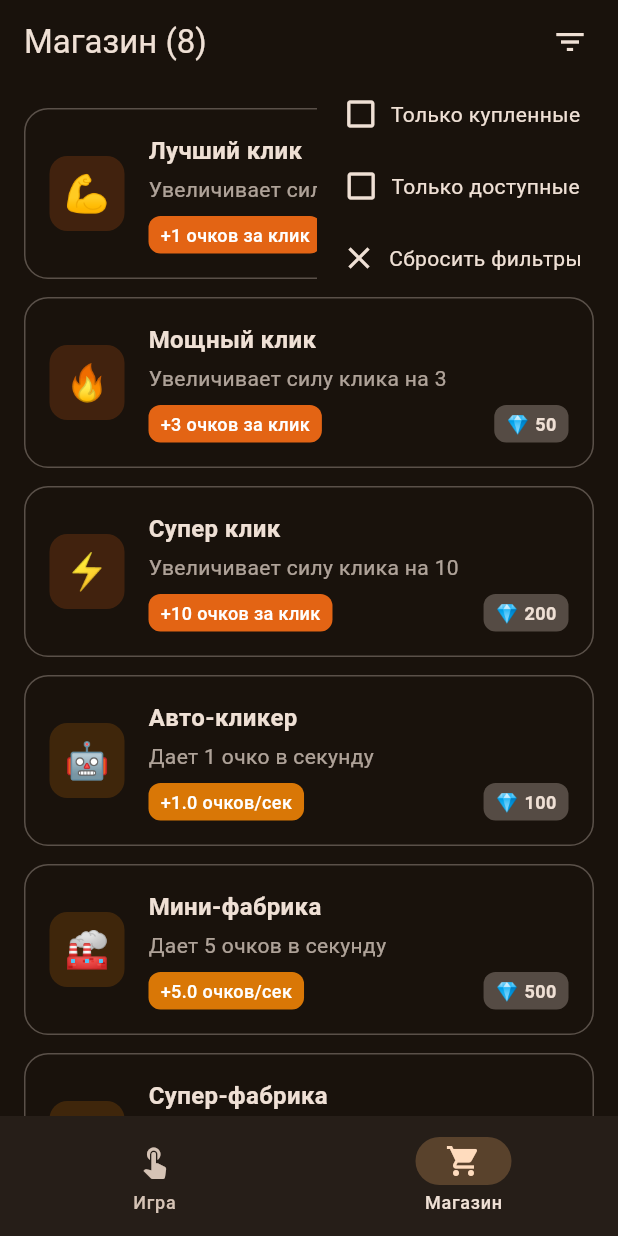
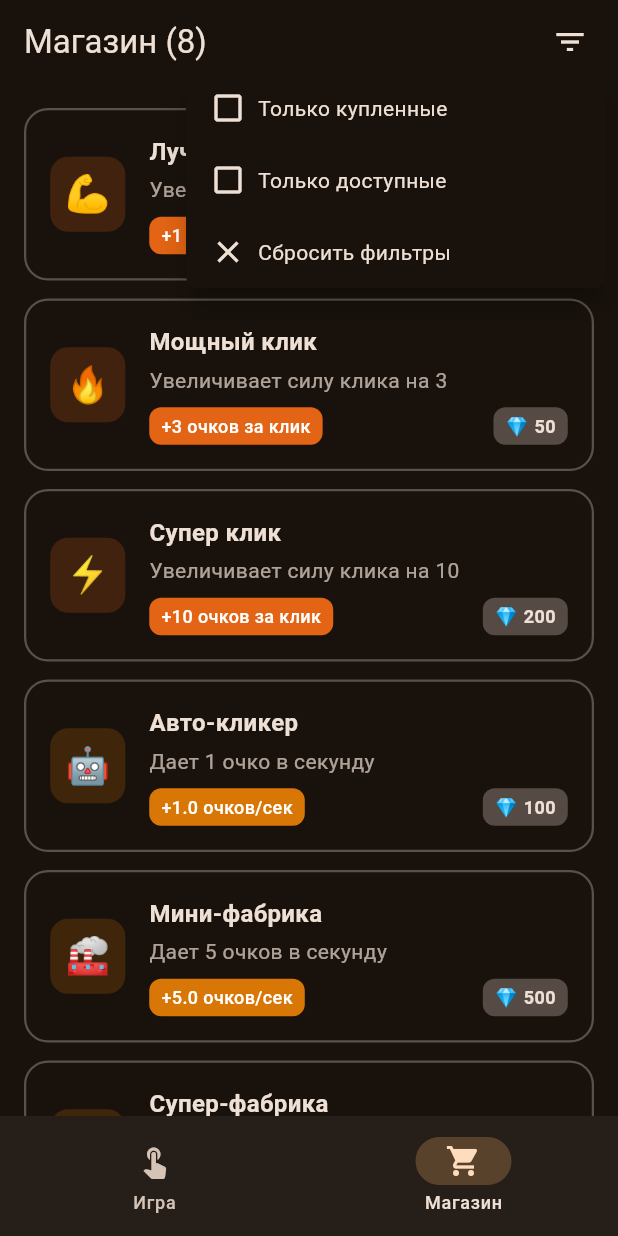
Before and after one commit to alexup71rus/hamster-clicker-flutter, a Flutter app: the screen it shows after launch, item 2 of the bottom bar chosen, after a tap on the "filter list" icon, on a phone screen of 412 x 824 dp. Run offline on Flutter 3.47's test engine with Material 3 defaults, Android fonts, the phone set to English and light mode, and no system bars.

Commit message:
update ux

```diff
--- a/lib/screens/game_screen.dart
+++ b/lib/screens/game_screen.dart
@@ -70,47 +70,69 @@ class _GameScreenState extends State<GameScreen> with TickerProviderStateMixin {
                 child: Container(color: Colors.black.withOpacity(0.3)),
               ),
               SafeArea(
-                child: Padding(
-                  padding: const EdgeInsets.symmetric(
-                    horizontal: 16.0,
+                child: LayoutBuilder(
+                  builder: (context, constraints) {
+                    final isSmallScreen = constraints.maxWidth < 600;
+                    return Padding(
+                      padding: EdgeInsets.symmetric(
+                        horizontal: isSmallScreen ? 8.0 : 16.0,
                         vertical: 8.0,
                       ),
                       child: Row(
                         mainAxisAlignment: MainAxisAlignment.spaceEvenly,
                         children: [
                           // Общие очки
-                      _buildStatCard(
+                          Flexible(
+                            child: _buildStatCard(
                               icon: '💎',
                               label: 'Очки',
                               value: _formatNumber(widget.gameState.points),
+                              isSmallScreen: isSmallScreen,
                             ),
+                          ),
+                          SizedBox(width: isSmallScreen ? 4 : 8),
                           // Очки в секунду
-                      _buildStatCard(
+                          Flexible(
+                            child: _buildStatCard(
                               icon: '⚡',
                               label: 'в сек',
-                        value: widget.gameState.pointsPerSecond.toStringAsFixed(
-                          1,
+                              value: widget.gameState.pointsPerSecond
+                                  .toStringAsFixed(1),
+                              isSmallScreen: isSmallScreen,
                             ),
                           ),
+                          SizedBox(width: isSmallScreen ? 4 : 8),
                           // Очки за клик
-                      _buildStatCard(
+                          Flexible(
+                            child: _buildStatCard(
                               icon: '👆',
                               label: 'за клик',
                               value: widget.gameState.pointsPerClick.toString(),
+                              isSmallScreen: isSmallScreen,
+                            ),
                           ),
                         ],
                       ),
+                    );
+                  },
                 ),
               ),
               Column(
                 children: [
+                  const SizedBox(height: 140),
                   Padding(
-                    padding: const EdgeInsets.all(80.0),
+                    padding: const EdgeInsets.symmetric(horizontal: 24.0),
                     child: _buildProgressToNextUpgrade(),
                   ),
+                  const SizedBox(height: 20),
                   Expanded(
-                    flex: 3,
-                    child: Center(
+                    child: LayoutBuilder(
+                      builder: (context, constraints) {
+                        // Адаптивный размер кнопки в зависимости от размера экрана
+                        final maxSize = constraints.maxWidth * 0.8;
+                        final buttonSize = maxSize.clamp(200.0, 350.0);
+
+                        return Center(
                           child: ScaleTransition(
                             scale: _clickAnimation,
                             child: GestureDetector(
@@ -118,8 +140,8 @@ class _GameScreenState extends State<GameScreen> with TickerProviderStateMixin {
                               child: ClipOval(
                                 clipBehavior: Clip.antiAlias,
                                 child: SizedBox(
-                              width: 350,
-                              height: 350,
+                                  width: buttonSize,
+                                  height: buttonSize,
                                   child: Image.asset(
                                     'assets/images/main_screen/hamster_1.png',
                                     fit: BoxFit.cover,
@@ -129,6 +151,8 @@ class _GameScreenState extends State<GameScreen> with TickerProviderStateMixin {
                               ),
                             ),
                           ),
+                        );
+                      },
                     ),
                   ),
                 ],
@@ -144,13 +168,17 @@ class _GameScreenState extends State<GameScreen> with TickerProviderStateMixin {
     required String icon,
     required String label,
     required String value,
+    bool isSmallScreen = false,
   }) {
     return ClipRRect(
       borderRadius: BorderRadius.circular(12),
       child: BackdropFilter(
         filter: ImageFilter.blur(sigmaX: 5, sigmaY: 5),
         child: Container(
-          padding: const EdgeInsets.symmetric(horizontal: 12, vertical: 8),
+          padding: EdgeInsets.symmetric(
+            horizontal: isSmallScreen ? 8 : 12,
+            vertical: isSmallScreen ? 6 : 8,
+          ),
           decoration: BoxDecoration(
             color: Colors.black.withOpacity(0.2),
             borderRadius: BorderRadius.circular(12),
@@ -161,22 +189,32 @@ class _GameScreenState extends State<GameScreen> with TickerProviderStateMixin {
               Row(
                 mainAxisSize: MainAxisSize.min,
                 children: [
-                  Text(icon, style: const TextStyle(fontSize: 16)),
-                  const SizedBox(width: 4),
                   Text(
+                    icon,
+                    style: TextStyle(fontSize: isSmallScreen ? 14 : 16),
+                  ),
+                  SizedBox(width: isSmallScreen ? 2 : 4),
+                  Flexible(
+                    child: Text(
                       label,
-                    style: const TextStyle(color: Colors.white70, fontSize: 12),
+                      style: TextStyle(
+                        color: Colors.white70,
+                        fontSize: isSmallScreen ? 10 : 12,
+                      ),
+                      overflow: TextOverflow.ellipsis,
+                    ),
                   ),
                 ],
               ),
               const SizedBox(height: 2),
               Text(
                 value,
-                style: const TextStyle(
+                style: TextStyle(
                   color: Colors.white,
-                  fontSize: 14,
+                  fontSize: isSmallScreen ? 12 : 14,
                   fontWeight: FontWeight.bold,
                 ),
+                overflow: TextOverflow.ellipsis,
               ),
             ],
           ),
--- a/lib/screens/shop_screen.dart
+++ b/lib/screens/shop_screen.dart
@@ -28,11 +28,10 @@ class ShopScreen extends StatelessWidget {
               ),
             ),
             actions: [
-              // Кнопка фильтров с отступом справа
               Padding(
                 padding: const EdgeInsets.only(right: 8.0),
                 child: Builder(
-                  builder: (context) {
+                  builder: (buttonContext) {
                     return IconButton(
                       icon: Icon(
                         Icons.filter_list,
@@ -40,35 +39,50 @@ class ShopScreen extends StatelessWidget {
                       ),
                       onPressed: () async {
                         final RenderBox button =
-                            context.findRenderObject() as RenderBox;
+                            buttonContext.findRenderObject() as RenderBox;
                         final RenderBox overlay =
-                            Overlay.of(context).context.findRenderObject()
+                            Overlay.of(buttonContext).context.findRenderObject()
                                 as RenderBox;
                         final Offset position = button.localToGlobal(
                           Offset.zero,
                           ancestor: overlay,
                         );
 
-                        await showDialog(
-                          context: context,
+                        await showGeneralDialog(
+                          barrierDismissible: true,
+                          barrierLabel: 'filters',
                           barrierColor: Colors.transparent,
-                          builder: (context) {
+                          transitionDuration: Duration.zero,
+                          context: buttonContext,
+                          pageBuilder: (dialogContext, _, __) {
+                            final size = overlay.size;
+                            final double right =
+                                size.width -
+                                position.dx -
+                                button.size.width -
+                                8;
+                            final double top =
+                                position.dy + button.size.height - 4;
+
                             return Stack(
                               children: [
                                 Positioned(
-                                  right:
-                                      MediaQuery.of(context).size.width -
-                                      position.dx -
-                                      button.size.width,
-                                  top: position.dy + button.size.height,
-                                  child: ListenableBuilder(
-                                    listenable: gameState,
-                                    builder: (context, child) => Material(
+                                  right: right < 8 ? 8 : right,
+                                  top: top,
+                                  child: Material(
                                     color: Theme.of(
                                       context,
                                     ).colorScheme.surface,
                                     borderRadius: BorderRadius.circular(8),
-                                      child: Column(
+                                    elevation: 8,
+                                    child: ConstrainedBox(
+                                      constraints: const BoxConstraints(
+                                        maxWidth: 280,
+                                        minWidth: 200,
+                                      ),
+                                      child: ListenableBuilder(
+                                        listenable: gameState,
+                                        builder: (context, child) => Column(
                                           mainAxisSize: MainAxisSize.min,
                                           children: [
                                             _buildFilterMenuItem(
@@ -76,9 +90,11 @@ class ShopScreen extends StatelessWidget {
                                               label: 'Только купленные',
                                               icon: gameState.showOnlyPurchased
                                                   ? Icons.check_box
-                                                : Icons.check_box_outline_blank,
+                                                  : Icons
+                                                        .check_box_outline_blank,
                                               onTap: () {
-                                              gameState.togglePurchasedFilter();
+                                                gameState
+                                                    .togglePurchasedFilter();
                                               },
                                             ),
                                             _buildFilterMenuItem(
@@ -86,7 +102,8 @@ class ShopScreen extends StatelessWidget {
                                               label: 'Только доступные',
                                               icon: gameState.showOnlyAffordable
                                                   ? Icons.check_box
-                                                : Icons.check_box_outline_blank,
+                                                  : Icons
+                                                        .check_box_outline_blank,
                                               onTap: () {
                                                 gameState
                                                     .toggleAffordableFilter();
@@ -105,6 +122,7 @@ class ShopScreen extends StatelessWidget {
                                       ),
                                     ),
                                   ),
+                                ),
                               ],
                             );
                           },
@@ -118,7 +136,6 @@ class ShopScreen extends StatelessWidget {
           ),
           body: Column(
             children: [
-              // Индикаторы активных фильтров
               if (gameState.showOnlyPurchased || gameState.showOnlyAffordable)
                 Container(
                   width: double.infinity,
@@ -143,7 +160,6 @@ class ShopScreen extends StatelessWidget {
                   ),
                 ),
 
-              // Список улучшений
               Expanded(
                 child: filteredUpgrades.isEmpty
                     ? _buildEmptyState(context)
@@ -240,7 +256,7 @@ class ShopScreen extends StatelessWidget {
               : isAvailable
               ? colorScheme.primary
               : colorScheme.onSurface.withOpacity(0.3),
-          width: upgrade.isPurchased ? 2 : 1,
+          width: 1.5,
         ),
         boxShadow: isAvailable
             ? [
@@ -262,7 +278,6 @@ class ShopScreen extends StatelessWidget {
             padding: const EdgeInsets.all(16),
             child: Row(
               children: [
-                // Иконка улучшения
                 Container(
                   width: 50,
                   height: 50,
@@ -278,13 +293,10 @@ class ShopScreen extends StatelessWidget {
                   ),
                 ),
                 const SizedBox(width: 16),
-
-                // Информация об улучшении
                 Expanded(
                   child: Column(
                     crossAxisAlignment: CrossAxisAlignment.start,
                     children: [
-                      // Название и статус
                       Row(
                         children: [
                           Expanded(
@@ -309,8 +321,6 @@ class ShopScreen extends StatelessWidget {
                         ],
                       ),
                       const SizedBox(height: 4),
-
-                      // Описание
                       Text(
                         upgrade.description,
                         style: TextStyle(
@@ -319,8 +329,6 @@ class ShopScreen extends StatelessWidget {
                         ),
                       ),
                       const SizedBox(height: 8),
-
-                      // Эффект и цена
                       Row(
                         mainAxisAlignment: MainAxisAlignment.spaceBetween,
                         children: [
@@ -395,7 +403,6 @@ class ShopScreen extends StatelessWidget {
     final success = gameState.purchaseUpgrade(upgrade.id);
 
     if (success) {
-      // Показываем уведомление об успешной покупке
       ScaffoldMessenger.of(context).showSnackBar(
         SnackBar(
           content: Row(
@@ -446,11 +453,11 @@ class ShopScreen extends StatelessWidget {
   Color _getTypeColor(UpgradeType type) {
     switch (type) {
       case UpgradeType.clickPower:
-        return const Color(0xFFE36414); // глубокий оранжевый
+        return const Color(0xFFE36414);
       case UpgradeType.passive:
-        return const Color(0xFFD97706); // тёмный янтарный
+        return const Color(0xFFD97706);
       case UpgradeType.multiplier:
-        return const Color(0xFFB3475D); // тёплый бордово-терракотовый
+        return const Color(0xFFB3475D);
     }
   }
 
@@ -471,7 +478,10 @@ class ShopScreen extends StatelessWidget {
   }) {
     final colorScheme = Theme.of(context).colorScheme;
     return InkWell(
-      onTap: onTap,
+      onTap: () {
+        onTap();
+        Navigator.of(context).pop();
+      },
       child: Padding(
         padding: const EdgeInsets.symmetric(horizontal: 16, vertical: 12),
         child: Row(
```
Lines whose indentation alone changed are shown as unchanged.
